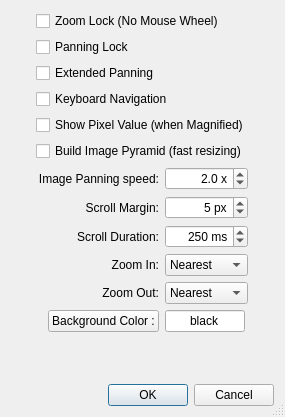
First picture: the form in src/qt/MatView/MatViewSettingsDlg.ui, repository whpark/gtl, before the edit.
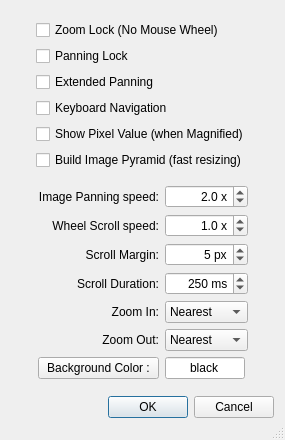
Second picture: the form after the edit.

Commit message: mouse wheel scroll speed

Patch:
```diff
--- a/src/qt/MatView/MatViewSettingsDlg.ui
+++ b/src/qt/MatView/MatViewSettingsDlg.ui
@@ -7,7 +7,7 @@
     <x>0</x>
     <y>0</y>
     <width>285</width>
-    <height>417</height>
+    <height>440</height>
    </rect>
   </property>
   <property name="sizePolicy">
@@ -22,10 +22,7 @@
   <property name="sizeGripEnabled">
    <bool>true</bool>
   </property>
-  <layout class="QVBoxLayout" name="verticalLayout_2" stretch="0,0,1,0">
-   <property name="sizeConstraint">
-    <enum>QLayout::SetDefaultConstraint</enum>
-   </property>
+  <layout class="QVBoxLayout" name="verticalLayout_2">
    <item>
     <layout class="QHBoxLayout" name="horizontalLayout_2">
      <property name="spacing">
@@ -106,10 +103,7 @@
     </layout>
    </item>
    <item>
-    <layout class="QHBoxLayout" name="horizontalLayout" stretch="1,0,1">
-     <property name="spacing">
-      <number>0</number>
-     </property>
+    <layout class="QHBoxLayout" name="horizontalLayout">
      <item>
       <spacer name="horizontalSpacer_2">
        <property name="orientation">
@@ -124,10 +118,7 @@
       </spacer>
      </item>
      <item>
-      <layout class="QFormLayout" name="formLayout">
-       <property name="labelAlignment">
-        <set>Qt::AlignRight|Qt::AlignTrailing|Qt::AlignVCenter</set>
-       </property>
+      <layout class="QGridLayout" name="gridLayout">
        <item row="0" column="0">
         <widget class="QLabel" name="label">
          <property name="sizePolicy">
@@ -170,6 +161,47 @@
         </widget>
        </item>
        <item row="1" column="0">
+        <widget class="QLabel" name="label_6">
+         <property name="sizePolicy">
+          <sizepolicy hsizetype="Preferred" vsizetype="Preferred">
+           <horstretch>0</horstretch>
+           <verstretch>0</verstretch>
+          </sizepolicy>
+         </property>
+         <property name="text">
+          <string notr="true">Wheel Scroll speed:</string>
+         </property>
+         <property name="alignment">
+          <set>Qt::AlignmentFlag::AlignRight|Qt::AlignmentFlag::AlignTrailing|Qt::AlignmentFlag::AlignVCenter</set>
+         </property>
+        </widget>
+       </item>
+       <item row="1" column="1">
+        <widget class="QDoubleSpinBox" name="spinWheelScrollSpeed">
+         <property name="alignment">
+          <set>Qt::AlignmentFlag::AlignRight|Qt::AlignmentFlag::AlignTrailing|Qt::AlignmentFlag::AlignVCenter</set>
+         </property>
+         <property name="suffix">
+          <string notr="true"> x</string>
+         </property>
+         <property name="decimals">
+          <number>1</number>
+         </property>
+         <property name="minimum">
+          <double>0.000000000000000</double>
+         </property>
+         <property name="maximum">
+          <double>100.000000000000000</double>
+         </property>
+         <property name="singleStep">
+          <double>0.250000000000000</double>
+         </property>
+         <property name="value">
+          <double>1.000000000000000</double>
+         </property>
+        </widget>
+       </item>
+       <item row="2" column="0">
         <widget class="QLabel" name="label_2">
          <property name="sizePolicy">
           <sizepolicy hsizetype="Preferred" vsizetype="Preferred">
@@ -185,7 +217,29 @@
          </property>
         </widget>
        </item>
-       <item row="2" column="0">
+       <item row="2" column="1">
+        <widget class="QSpinBox" name="spinScrollMargin">
+         <property name="alignment">
+          <set>Qt::AlignmentFlag::AlignRight|Qt::AlignmentFlag::AlignTrailing|Qt::AlignmentFlag::AlignVCenter</set>
+         </property>
+         <property name="suffix">
+          <string> px</string>
+         </property>
+         <property name="minimum">
+          <number>-1000</number>
+         </property>
+         <property name="maximum">
+          <number>1000</number>
+         </property>
+         <property name="stepType">
+          <enum>QAbstractSpinBox::StepType::AdaptiveDecimalStepType</enum>
+         </property>
+         <property name="value">
+          <number>5</number>
+         </property>
+        </widget>
+       </item>
+       <item row="3" column="0">
         <widget class="QLabel" name="label_3">
          <property name="sizePolicy">
           <sizepolicy hsizetype="Preferred" vsizetype="Preferred">
@@ -201,7 +255,7 @@
          </property>
         </widget>
        </item>
-       <item row="2" column="1">
+       <item row="3" column="1">
         <widget class="QDoubleSpinBox" name="spinScrollDuration">
          <property name="alignment">
           <set>Qt::AlignRight|Qt::AlignTrailing|Qt::AlignVCenter</set>
@@ -226,7 +280,7 @@
          </property>
         </widget>
        </item>
-       <item row="3" column="0">
+       <item row="4" column="0">
         <widget class="QLabel" name="label_4">
          <property name="sizePolicy">
           <sizepolicy hsizetype="Preferred" vsizetype="Preferred">
@@ -242,7 +296,7 @@
          </property>
         </widget>
        </item>
-       <item row="3" column="1">
+       <item row="4" column="1">
         <widget class="QComboBox" name="cmbZoomInMethod">
          <property name="sizePolicy">
           <sizepolicy hsizetype="Preferred" vsizetype="Fixed">
@@ -272,7 +326,7 @@
          </item>
         </widget>
        </item>
-       <item row="4" column="0">
+       <item row="5" column="0">
         <widget class="QLabel" name="label_5">
          <property name="sizePolicy">
           <sizepolicy hsizetype="Preferred" vsizetype="Preferred">
@@ -288,7 +342,7 @@
          </property>
         </widget>
        </item>
-       <item row="4" column="1">
+       <item row="5" column="1">
         <widget class="QComboBox" name="cmbZoomOutMethod">
          <item>
           <property name="text">
@@ -302,14 +356,14 @@
          </item>
         </widget>
        </item>
-       <item row="5" column="0">
+       <item row="6" column="0">
         <widget class="QPushButton" name="btnBackgroundColor">
          <property name="text">
           <string>Background Color :</string>
          </property>
         </widget>
        </item>
-       <item row="5" column="1">
+       <item row="6" column="1">
         <widget class="QLineEdit" name="edtColorBackground">
          <property name="sizePolicy">
           <sizepolicy hsizetype="Expanding" vsizetype="Fixed">
@@ -333,29 +387,7 @@
           <bool>true</bool>
          </property>
          <property name="alignment">
-          <set>Qt::AlignCenter</set>
-         </property>
-        </widget>
-       </item>
-       <item row="1" column="1">
-        <widget class="QSpinBox" name="spinScrollMargin">
-         <property name="alignment">
-          <set>Qt::AlignRight|Qt::AlignTrailing|Qt::AlignVCenter</set>
-         </property>
-         <property name="suffix">
-          <string> px</string>
-         </property>
-         <property name="minimum">
-          <number>-1000</number>
-         </property>
-         <property name="maximum">
-          <number>1000</number>
-         </property>
-         <property name="stepType">
-          <enum>QAbstractSpinBox::AdaptiveDecimalStepType</enum>
-         </property>
-         <property name="value">
-          <number>5</number>
+          <set>Qt::AlignmentFlag::AlignCenter</set>
          </property>
         </widget>
        </item>
```
Left out of the diff: 28 changed lines with no effect on the pictures. The commit also changes 3 other files.
